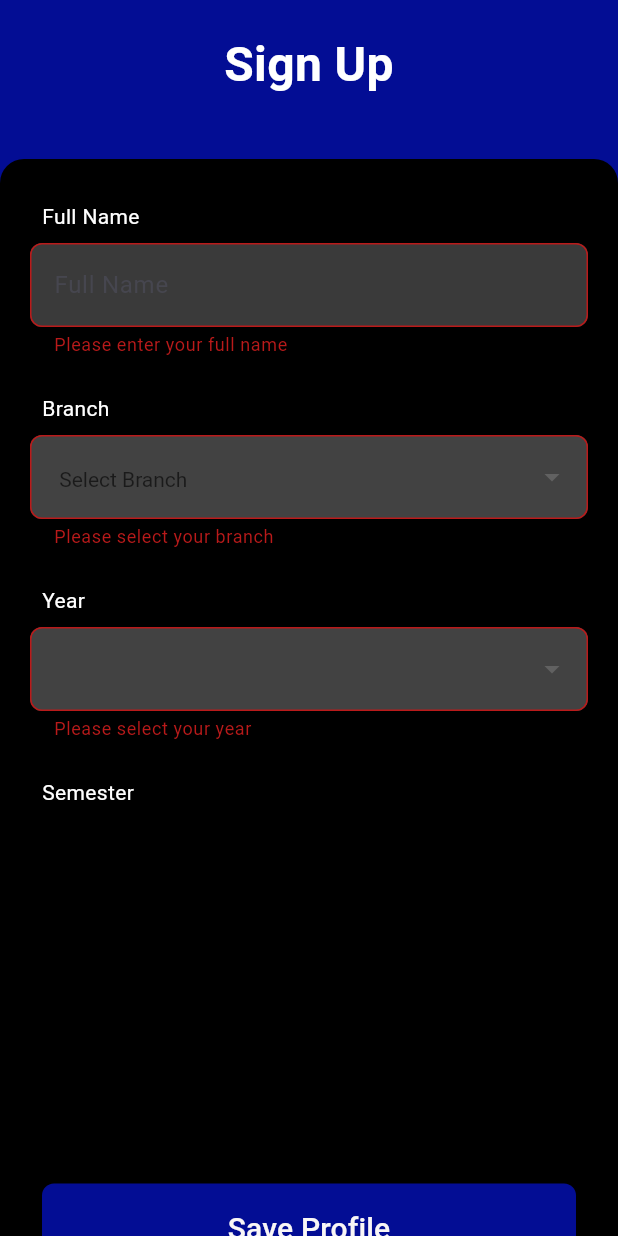
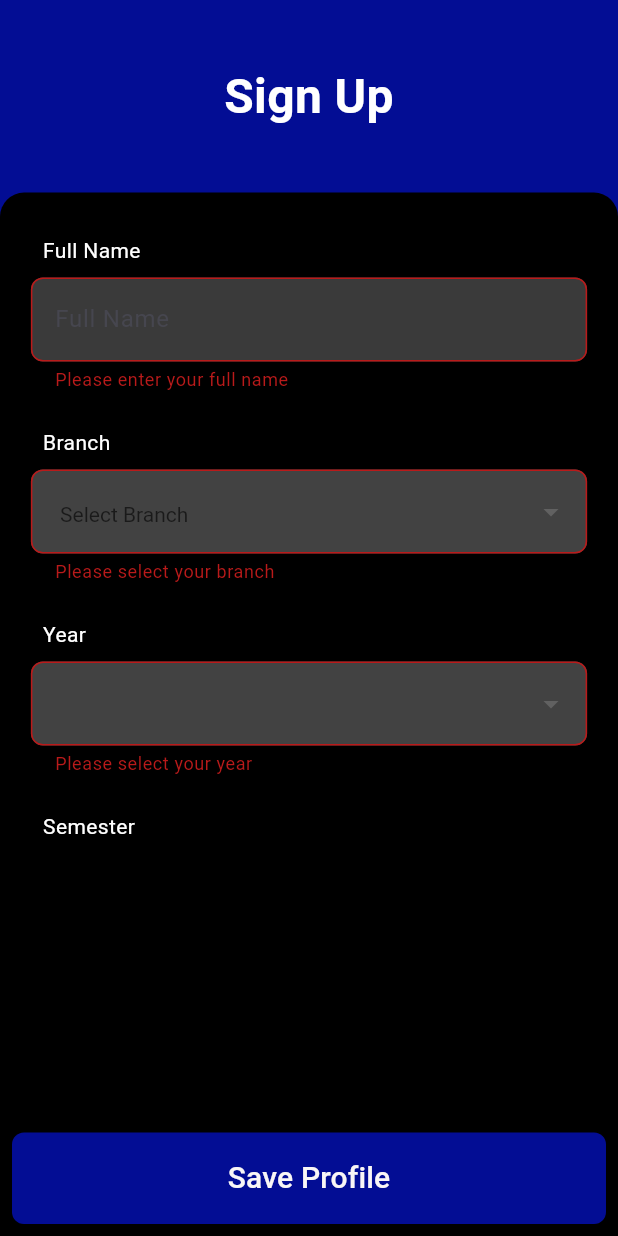
Before and after one commit to Vishnu252005/TKM-Notes, a Flutter app: the screen it shows after launch, after a tap on "Save Profile", on a phone screen of 412 x 824 dp. Run offline on Flutter 3.47's test engine with Material 3 defaults, Android fonts, the phone set to English and light mode, and no system bars; our stand-ins replace shared_preferences; missing offline and left inert: flutter_pdfview.

Commit message:
update lib and ai

```diff
--- a/lib/widgets/signup.dart
+++ b/lib/widgets/signup.dart
@@ -128,8 +128,12 @@ import '../MECH/sem7/mech_sem7_screen.dart';
 import '../MECH/sem8/mech_sem8_screen.dart';
 
 
+import 'package:shared_preferences/shared_preferences.dart';
+
+
+
 class SignUpScreen extends StatefulWidget {
-  const SignUpScreen({Key? key});
+  const SignUpScreen({Key? key}) : super(key: key);
 
   @override
   State<SignUpScreen> createState() => _SignUpScreenState();
@@ -138,7 +142,7 @@ class SignUpScreen extends StatefulWidget {
 class _SignUpScreenState extends State<SignUpScreen> {
   final _formKey = GlobalKey<FormState>();
   String? _fullName, _branch, _year, _semester;
-  List<String> _branchOptions = ['CSE',  'MECH', 'EEE', 'CIVIL', 'CHEMICAL', 'EC' , 'ER'];
+  List<String> _branchOptions = ['CSE', 'MECH', 'EEE', 'CIVIL', 'CHEMICAL', 'EC', 'ER'];
   List<String> _yearOptions = ['FE', 'SE', 'TE', 'BE'];
   Map<String, List<String>> _semesterOptions = {
     'FE': ['Sem1', 'Sem2'],
@@ -147,13 +151,51 @@ class _SignUpScreenState extends State<SignUpScreen> {
     'BE': ['Sem7', 'Sem8'],
   };
 
-    void _saveProfile() {
+  @override
+  void initState() {
+    super.initState();
+    _loadProfile();
+  }
+
+  void _loadProfile() async {
+    SharedPreferences prefs = await SharedPreferences.getInstance();
+    setState(() {
+      _fullName = prefs.getString('fullName');
+      _branch = prefs.getString('branch');
+      _year = prefs.getString('year');
+      _semester = prefs.getString('semester');
+    });
+
+    // Navigate to the respective route if the user has already signed up
+    if (_fullName != null && _branch != null && _year != null && _semester != null) {
+      String routeName = '${_branch!}${_semester!}';
+      WidgetsBinding.instance.addPostFrameCallback((_) {
+        Navigator.pushReplacementNamed(
+          context,
+          routeName,
+          arguments: {
+            'fullName': _fullName!,
+            'branch': _branch!,
+            'year': _year!,
+            'semester': _semester!,
+          },
+        );
+      });
+    }
+  }
+
+  void _saveProfile() async {
     if (_formKey.currentState!.validate()) {
       _formKey.currentState!.save();
 
       if (_fullName != null && _branch != null && _year != null && _semester != null) {
+        SharedPreferences prefs = await SharedPreferences.getInstance();
+        await prefs.setString('fullName', _fullName!);
+        await prefs.setString('branch', _branch!);
+        await prefs.setString('year', _year!);
+        await prefs.setString('semester', _semester!);
+
         String routeName = '${_branch!}${_semester!}';
-
         Navigator.pushNamed(
           context,
           routeName,
@@ -168,17 +210,20 @@ class _SignUpScreenState extends State<SignUpScreen> {
     }
   }
 
-
   @override
   Widget build(BuildContext context) {
+    double screenHeight = MediaQuery.of(context).size.height;
+    double screenWidth = MediaQuery.of(context).size.width;
+    double padding = screenWidth * 0.05;
+
     return Scaffold(
       backgroundColor: Color.fromARGB(255, 3, 13, 148),
       body: SafeArea(
-        child: SingleChildScrollView(
-          child: Column(
-            crossAxisAlignment: CrossAxisAlignment.stretch,
+        child: Stack(
           children: [
-              SizedBox(height: 20),
+            Column(
+              children: [
+                SizedBox(height: screenHeight * 0.05),
                 Text(
                   'Sign Up',
                   style: TextStyle(
@@ -188,17 +233,21 @@ class _SignUpScreenState extends State<SignUpScreen> {
                   ),
                   textAlign: TextAlign.center,
                 ),
-              SizedBox(height: 40),
-              Container(
+                SizedBox(height: screenHeight * 0.05),
+                Expanded(
+                  child: Container(
                     width: double.infinity,
-                padding: EdgeInsets.all(20),
+                    padding: EdgeInsets.all(padding),
                     decoration: BoxDecoration(
                       color: Colors.black,
-                  borderRadius: BorderRadius.circular(16),
+                      borderRadius: BorderRadius.only(
+                        topLeft: Radius.circular(16),
+                        topRight: Radius.circular(16),
                       ),
-                margin: EdgeInsets.symmetric(horizontal: 0 , vertical: 0),
+                    ),
                     child: Form(
                       key: _formKey,
+                      child: SingleChildScrollView(
                         child: Column(
                           crossAxisAlignment: CrossAxisAlignment.stretch,
                           children: [
@@ -302,20 +351,30 @@ class _SignUpScreenState extends State<SignUpScreen> {
                                           backgroundColor: _semester == sem ? Colors.deepPurple : Colors.grey[800],
                                         ),
                                       ),
-
                                     ),
                                   );
                                 }).toList(),
                               ),
-                      SizedBox(height: 235 ),
-                      Padding(
+                          ],
+                        ),
+                      ),
+                    ),
+                  ),
+                ),
+              ],
+            ),
+            Positioned(
+              bottom: 0,
+              left: 0,
+              right: 0,
+              child: Padding(
                 padding: const EdgeInsets.all(8.0),
                 child: ElevatedButton(
                   child: Text('Save Profile', style: TextStyle(fontSize: 20, color: Color.fromARGB(255, 249, 246, 246))),
                   onPressed: _saveProfile,
                   style: ElevatedButton.styleFrom(
                     backgroundColor: const Color.fromARGB(255, 3, 13, 148),
-                            padding: EdgeInsets.symmetric(vertical: 16 ),
+                    padding: EdgeInsets.symmetric(vertical: 16),
                     shape: RoundedRectangleBorder(
                       borderRadius: BorderRadius.circular(8),
                     ),
@@ -325,12 +384,8 @@ class _SignUpScreenState extends State<SignUpScreen> {
                   ),
                 ),
               ),
-                    ],
-                  ),
-                ),
             ),
           ],
-          ),
         ),
       ),
     );
--- a/pubspec.yaml
+++ b/pubspec.yaml
@@ -35,6 +35,7 @@ dependencies:
   http: ^1.2.1
   path_provider: ^2.1.3
   permission_handler: ^10.3.6
+  shared_preferences: ^2.0.11
 
 
   # The following adds the Cupertino Icons font to your application.
```
Also changed, not shown: pubspec.lock, 7 other files. Lines whose indentation alone changed are shown as unchanged.
